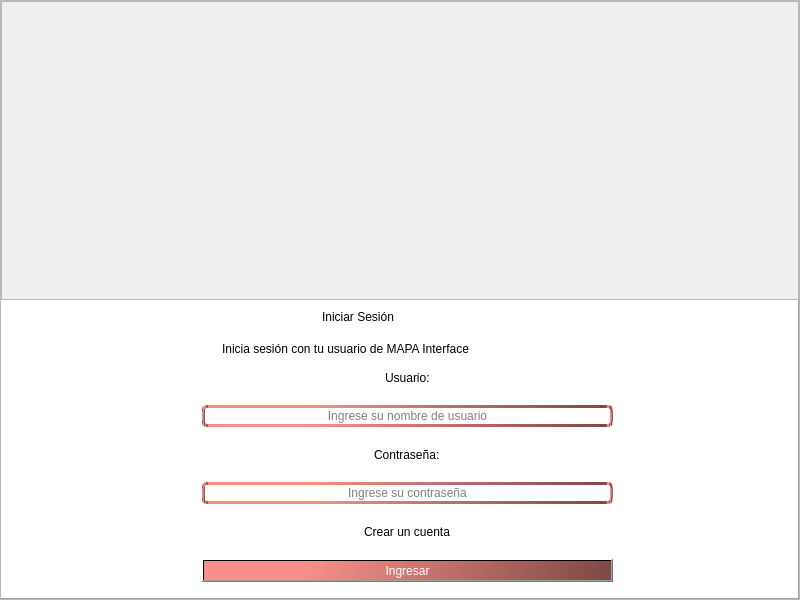
This is Proyecto/Interfaces/Ui/Login.ui in EdCenten0/MAPA-Python as Qt 5 draws it before an edit. The edited form follows.
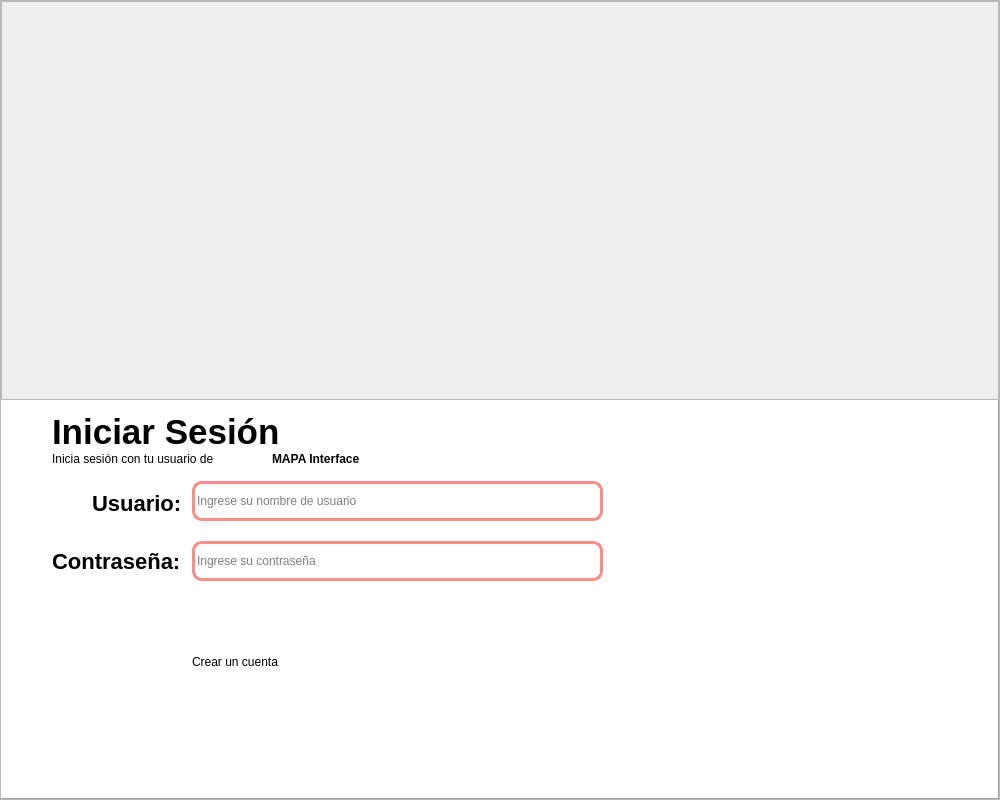
This is the edited form. Icons and pictures are not drawn.

Commit message: Login con pequeños cambios de diseño

The edit to the form file:
```diff
--- a/Proyecto/Interfaces/Ui/Login.ui
+++ b/Proyecto/Interfaces/Ui/Login.ui
@@ -6,26 +6,29 @@
    <rect>
     <x>0</x>
     <y>0</y>
-    <width>800</width>
-    <height>600</height>
+    <width>1000</width>
+    <height>800</height>
    </rect>
   </property>
   <property name="minimumSize">
    <size>
-    <width>800</width>
-    <height>600</height>
+    <width>1000</width>
+    <height>800</height>
    </size>
   </property>
   <property name="maximumSize">
    <size>
-    <width>800</width>
-    <height>600</height>
+    <width>1000</width>
+    <height>800</height>
    </size>
   </property>
   <property name="windowTitle">
    <string>Login</string>
   </property>
   <widget class="QWidget" name="centralwidget">
+   <property name="styleSheet">
+    <string notr="true">font-family:&quot;Inter&quot;, sans-serif;</string>
+   </property>
    <layout class="QHBoxLayout" name="horizontalLayout">
     <property name="spacing">
      <number>0</number>
@@ -153,13 +156,13 @@
             <property name="lineWidth">
              <number>1</number>
             </property>
-            <widget class="QFrame" name="frame">
+            <widget class="QLabel" name="label_3">
              <property name="geometry">
               <rect>
-               <x>200</x>
-               <y>70</y>
-               <width>411</width>
-               <height>211</height>
+               <x>50</x>
+               <y>50</y>
+               <width>221</width>
+               <height>16</height>
               </rect>
              </property>
              <property name="contextMenuPolicy">
@@ -168,59 +171,54 @@
              <property name="styleSheet">
               <string notr="true"/>
              </property>
-             <property name="frameShape">
-              <enum>QFrame::NoFrame</enum>
+             <property name="text">
+              <string>Inicia sesión con tu usuario de </string>
              </property>
-             <property name="frameShadow">
-              <enum>QFrame::Plain</enum>
+            </widget>
+            <widget class="QLabel" name="label">
+             <property name="geometry">
+              <rect>
+               <x>50</x>
+               <y>10</y>
+               <width>231</width>
+               <height>41</height>
+              </rect>
              </property>
-             <property name="lineWidth">
-              <number>0</number>
+             <property name="styleSheet">
+              <string notr="true">font-weight:500;
+font-size:35px;
+</string>
              </property>
-             <property name="midLineWidth">
-              <number>0</number>
+             <property name="text">
+              <string>Iniciar Sesión</string>
              </property>
-             <layout class="QVBoxLayout" name="verticalLayout_2">
-              <property name="spacing">
-               <number>0</number>
-              </property>
-              <property name="leftMargin">
-               <number>0</number>
-              </property>
-              <property name="topMargin">
-               <number>0</number>
-              </property>
-              <property name="rightMargin">
-               <number>0</number>
-              </property>
-              <property name="bottomMargin">
-               <number>0</number>
-              </property>
-              <item alignment="Qt::AlignHCenter">
+            </widget>
                <widget class="QLabel" name="label_4">
+             <property name="geometry">
+              <rect>
+               <x>90</x>
+               <y>90</y>
+               <width>87</width>
+               <height>25</height>
+              </rect>
+             </property>
                 <property name="styleSheet">
-                 <string notr="true">font: 16pt &quot;MS Shell Dlg 2&quot;;</string>
+              <string notr="true">font-weight:500;
+font-size:22px;</string>
                 </property>
                 <property name="text">
                  <string>Usuario:</string>
                 </property>
                </widget>
-              </item>
-              <item>
-               <spacer name="verticalSpacer_3">
-                <property name="orientation">
-                 <enum>Qt::Vertical</enum>
-                </property>
-                <property name="sizeHint" stdset="0">
-                 <size>
-                  <width>20</width>
-                  <height>40</height>
-                 </size>
-                </property>
-               </spacer>
-              </item>
-              <item>
                <widget class="QLineEdit" name="line_Clave">
+             <property name="geometry">
+              <rect>
+               <x>190</x>
+               <y>80</y>
+               <width>411</width>
+               <height>40</height>
+              </rect>
+             </property>
                 <property name="sizePolicy">
                  <sizepolicy hsizetype="Expanding" vsizetype="Fixed">
                   <horstretch>0</horstretch>
@@ -232,13 +230,14 @@
                 </property>
                 <property name="styleSheet">
                  <string notr="true">QLineEdit {
-    border: 3px solid qlineargradient(spread:reflect, x1:0, y1:0, x2:1, y2:0.0170455, stop:0.261364 rgba(246, 143, 137, 255), stop:1 rgba(128, 74, 70, 255));
-
-border-radius:	5px;
+    border: 3px solid rgba(246, 143, 137, 255);
+	border-radius:	10%;
+	text-align: left;
+	font-weight:100;
 }</string>
                 </property>
                 <property name="alignment">
-                 <set>Qt::AlignCenter</set>
+              <set>Qt::AlignLeading|Qt::AlignLeft|Qt::AlignVCenter</set>
                 </property>
                 <property name="placeholderText">
                  <string>Ingrese su nombre de usuario</string>
@@ -247,79 +246,61 @@
                  <enum>Qt::LogicalMoveStyle</enum>
                 </property>
                </widget>
-              </item>
-              <item>
-               <spacer name="verticalSpacer_4">
-                <property name="orientation">
-                 <enum>Qt::Vertical</enum>
-                </property>
-                <property name="sizeHint" stdset="0">
-                 <size>
-                  <width>20</width>
-                  <height>40</height>
-                 </size>
-                </property>
-               </spacer>
-              </item>
-              <item alignment="Qt::AlignHCenter">
                <widget class="QLabel" name="label_2">
+             <property name="geometry">
+              <rect>
+               <x>50</x>
+               <y>130</y>
+               <width>141</width>
+               <height>61</height>
+              </rect>
+             </property>
                 <property name="styleSheet">
-                 <string notr="true">font: 16pt &quot;MS Shell Dlg 2&quot;;</string>
+              <string notr="true">font-weight:500;
+font-size:22px;</string>
                 </property>
                 <property name="text">
                  <string>Contraseña:</string>
                 </property>
                </widget>
-              </item>
-              <item>
-               <spacer name="verticalSpacer_5">
-                <property name="orientation">
-                 <enum>Qt::Vertical</enum>
-                </property>
-                <property name="sizeHint" stdset="0">
-                 <size>
-                  <width>20</width>
-                  <height>40</height>
-                 </size>
-                </property>
-               </spacer>
-              </item>
-              <item>
                <widget class="QLineEdit" name="line_Usuario">
+             <property name="geometry">
+              <rect>
+               <x>190</x>
+               <y>140</y>
+               <width>411</width>
+               <height>40</height>
+              </rect>
+             </property>
                 <property name="styleSheet">
-                 <string notr="true">
-QLineEdit {
-    border: 3px solid qlineargradient(spread:reflect, x1:0, y1:0, x2:1, y2:0.0170455, stop:0.261364 rgba(246, 143, 137, 255), stop:1 rgba(128, 74, 70, 255));
-
-border-radius:	5px;
+              <string notr="true">QLineEdit {
+    border: 3px solid rgba(246, 143, 137, 255);
+	border-radius:10%;
+	font-weight:100;
 }</string>
                 </property>
                 <property name="echoMode">
                  <enum>QLineEdit::Password</enum>
                 </property>
                 <property name="alignment">
-                 <set>Qt::AlignCenter</set>
+              <set>Qt::AlignLeading|Qt::AlignLeft|Qt::AlignVCenter</set>
                 </property>
                 <property name="placeholderText">
                  <string>Ingrese su contraseña</string>
                 </property>
                </widget>
-              </item>
-              <item>
-               <spacer name="verticalSpacer_2">
-                <property name="orientation">
-                 <enum>Qt::Vertical</enum>
-                </property>
-                <property name="sizeHint" stdset="0">
-                 <size>
-                  <width>20</width>
-                  <height>40</height>
-                 </size>
-                </property>
-               </spacer>
-              </item>
-              <item alignment="Qt::AlignHCenter">
                <widget class="QLabel" name="lb_crear_Usuario">
+             <property name="geometry">
+              <rect>
+               <x>190</x>
+               <y>250</y>
+               <width>114</width>
+               <height>21</height>
+              </rect>
+             </property>
+             <property name="cursor">
+              <cursorShape>PointingHandCursor</cursorShape>
+             </property>
                 <property name="styleSheet">
                  <string notr="true">QLabel:hover {
     color: blue;
@@ -329,63 +310,49 @@
                  <string>Crear un cuenta</string>
                 </property>
                </widget>
-              </item>
-              <item>
-               <spacer name="verticalSpacer">
-                <property name="orientation">
-                 <enum>Qt::Vertical</enum>
-                </property>
-                <property name="sizeHint" stdset="0">
-                 <size>
-                  <width>20</width>
-                  <height>40</height>
-                 </size>
-                </property>
-               </spacer>
-              </item>
-              <item>
                <widget class="QPushButton" name="bt_ingresar">
+             <property name="geometry">
+              <rect>
+               <x>190</x>
+               <y>200</y>
+               <width>411</width>
+               <height>40</height>
+              </rect>
+             </property>
+             <property name="cursor">
+              <cursorShape>PointingHandCursor</cursorShape>
+             </property>
                 <property name="styleSheet">
-                 <string notr="true">background-color: qlineargradient(spread:reflect, x1:0, y1:0, x2:1, y2:0.0170455, stop:0.261364 rgba(246, 143, 137, 255), stop:1 rgba(128, 74, 70, 255));
-color: rgb(255, 255, 255);</string>
+              <string notr="true">QPushButton{
+		background-color: qlineargradient(spread:reflect, x1:0, y1:0, x2:1, y2:0.0170455, stop:0.261364 rgba(246, 143, 137, 			255), stop:1 rgba(128, 74, 70, 255));
+		color: rgb(255, 255, 255);
+		border-radius:10%;
+
+}
+
+QPushButton:hover{
+		background-color: qlineargradient(spread:reflect, x1:0, y1:0, x2:1, y2:0.0170455, stop:0.261364 rgba(200, 90, 90, 			255), stop:1 rgba(155, 90, 100, 255));
+}
+</string>
                 </property>
                 <property name="text">
                  <string>Ingresar</string>
                 </property>
                </widget>
-              </item>
-             </layout>
-            </widget>
-            <widget class="QLabel" name="label_3">
+            <widget class="QLabel" name="label_5">
              <property name="geometry">
               <rect>
-               <x>220</x>
-               <y>40</y>
-               <width>381</width>
+               <x>270</x>
+               <y>50</y>
+               <width>131</width>
                <height>16</height>
               </rect>
              </property>
              <property name="styleSheet">
-              <string notr="true">font: 12pt &quot;MS Shell Dlg 2&quot;;</string>
+              <string notr="true">font-weight:500;</string>
              </property>
              <property name="text">
-              <string>Inicia sesión con tu usuario de MAPA Interface</string>
-             </property>
-            </widget>
-            <widget class="QLabel" name="label">
-             <property name="geometry">
-              <rect>
-               <x>320</x>
-               <y>0</y>
-               <width>181</width>
-               <height>31</height>
-              </rect>
-             </property>
-             <property name="styleSheet">
-              <string notr="true">font: 20pt &quot;MS Shell Dlg 2&quot;;</string>
-             </property>
-             <property name="text">
-              <string>Iniciar Sesión</string>
+              <string>MAPA Interface</string>
              </property>
             </widget>
            </widget>
```
Left out of the diff: 8 changed lines with no effect on the pictures. Lines whose indentation alone changed are shown as unchanged. The commit also changes 1 other file.
